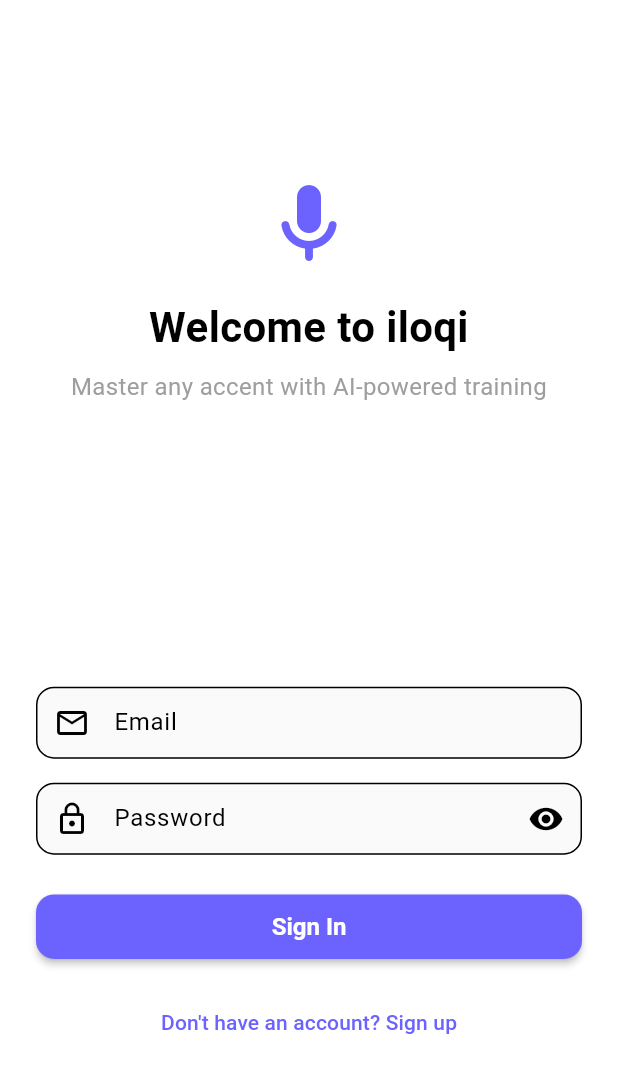
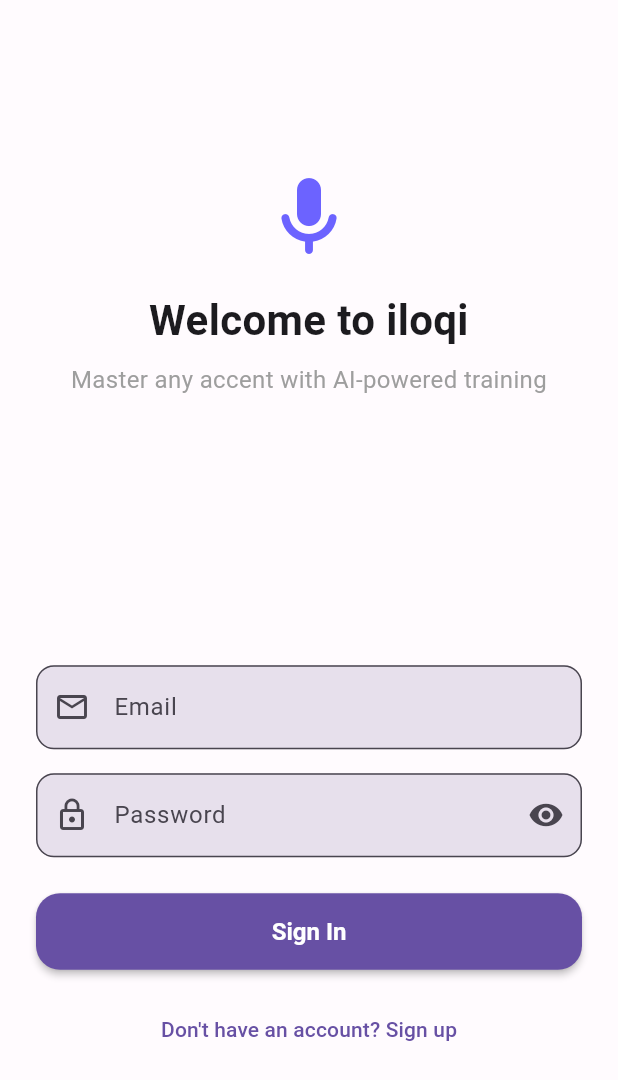
Before and after one commit to lexisvar/iloqi_mobile, a Flutter app: the screen it shows after launch, on a phone screen of 412 x 824 dp. Shown: the top 1080 px of the screen. Run offline on Flutter 3.47's test engine with Material 3 defaults, Android fonts, the phone set to English and light mode, and no system bars; our stand-ins replace audioplayers, dio, fl_chart, flutter_riverpod, flutter_secure_storage, go_router and 3 more; missing offline and left inert: flutter_sound; generated files the repository leaves out were written again.

Commit message:
🎨 Implement new design system with Material 3
- Update primary color to #6750A4 (purple)
- Update secondary color to #7BDAA0 (green)
- Update error color to #B3261E (red)
- Add surface variants for light/dark modes
- Implement 8/12/16 spacing scale
- Set corner radius to 16px
- Update both app_theme.dart and app_theme_simple.dart
- Configure complete color schemes with on-colors
- Update component themes with new design tokens

```diff
--- a/lib/core/theme/app_theme.dart
+++ b/lib/core/theme/app_theme.dart
@@ -1,17 +1,36 @@
 import 'package:flutter/material.dart';
 
 class AppTheme {
-  static const Color primaryColor = Color(0xFF6C63FF);
-  static const Color secondaryColor = Color(0xFF03DAC6);
-  static const Color accentColor = Color(0xFFFF6B6B);
-  static const Color backgroundColor = Color(0xFFF8F9FA);
-  static const Color surfaceColor = Color(0xFFFFFFFF);
-  static const Color errorColor = Color(0xFFB00020);
+  // Primary Brand Colors
+  static const Color primaryColor = Color(0xFF6750A4);    // Purple
+  static const Color secondaryColor = Color(0xFF7BDAA0);  // Green
+  static const Color tertiaryColor = Color(0xFF7BDAA0);   // Green (same as secondary)
+  static const Color errorColor = Color(0xFFB3261E);      // Red
 
-  // Dark theme colors
-  static const Color darkBackgroundColor = Color(0xFF121212);
-  static const Color darkSurfaceColor = Color(0xFF1E1E1E);
-  static const Color darkPrimaryColor = Color(0xFF8A82FF);
+  // Light Theme Surface Colors
+  static const Color backgroundColor = Color(0xFFFFFBFE);
+  static const Color surfaceColor = Color(0xFFFFFBFE);
+  static const Color surfaceVariant = Color(0xFFE7E0EC);
+  static const Color surfaceTint = Color(0xFF6750A4);
+
+  // Dark Theme Colors
+  static const Color darkBackgroundColor = Color(0xFF1C1B1F);
+  static const Color darkSurfaceColor = Color(0xFF1C1B1F);
+  static const Color darkSurfaceVariant = Color(0xFF49454F);
+  static const Color darkSurfaceTint = Color(0xFFD0BCFF);
+  static const Color darkPrimaryColor = Color(0xFFD0BCFF);
+
+  // Spacing Scale (8/12/16)
+  static const double spacingXS = 8.0;
+  static const double spacingSM = 12.0;
+  static const double spacingMD = 16.0;
+  static const double spacingLG = 24.0;
+  static const double spacingXL = 32.0;
+
+  // Corner Radius
+  static const double cornerRadius = 16.0;
+  static const double cornerRadiusSM = 12.0;
+  static const double cornerRadiusLG = 20.0;
 
   static final ThemeData lightTheme = ThemeData(
     useMaterial3: true,
@@ -19,10 +38,21 @@ class AppTheme {
     colorScheme: const ColorScheme.light(
       primary: primaryColor,
       secondary: secondaryColor,
-      tertiary: accentColor,
+      tertiary: tertiaryColor,
       background: backgroundColor,
       surface: surfaceColor,
+      surfaceVariant: surfaceVariant,
+      surfaceTint: surfaceTint,
       error: errorColor,
+      onPrimary: Colors.white,
+      onSecondary: Color(0xFF006E2A),
+      onTertiary: Color(0xFF006E2A),
+      onBackground: Color(0xFF1C1B1F),
+      onSurface: Color(0xFF1C1B1F),
+      onSurfaceVariant: Color(0xFF49454F),
+      onError: Colors.white,
+      outline: Color(0xFF79747E),
+      outlineVariant: Color(0xFFCAC4D0),
     ),
     appBarTheme: const AppBarTheme(
       backgroundColor: Colors.transparent,
@@ -40,10 +70,23 @@ class AppTheme {
         backgroundColor: primaryColor,
         foregroundColor: Colors.white,
         elevation: 2,
-        padding: const EdgeInsets.symmetric(horizontal: 24, vertical: 12),
+        padding: const EdgeInsets.symmetric(horizontal: spacingLG, vertical: spacingMD),
         shape: RoundedRectangleBorder(
-          borderRadius: BorderRadius.circular(12),
+          borderRadius: BorderRadius.circular(cornerRadius),
         ),
+        textStyle: const TextStyle(
+          fontSize: 16,
+          fontWeight: FontWeight.w600,
+        ),
+      ),
+    ),
+    outlinedButtonTheme: OutlinedButtonThemeData(
+      style: OutlinedButton.styleFrom(
+        padding: const EdgeInsets.symmetric(horizontal: spacingLG, vertical: spacingMD),
+        shape: RoundedRectangleBorder(
+          borderRadius: BorderRadius.circular(cornerRadius),
+        ),
+        side: const BorderSide(color: primaryColor),
         textStyle: const TextStyle(
           fontSize: 16,
           fontWeight: FontWeight.w600,
@@ -53,17 +96,18 @@ class AppTheme {
     cardTheme: CardThemeData(
       elevation: 2,
       shape: RoundedRectangleBorder(
-        borderRadius: BorderRadius.circular(16),
+        borderRadius: BorderRadius.circular(cornerRadius),
       ),
       color: surfaceColor,
+      margin: const EdgeInsets.all(spacingXS),
     ),
     inputDecorationTheme: InputDecorationTheme(
       border: OutlineInputBorder(
-        borderRadius: BorderRadius.circular(12),
+        borderRadius: BorderRadius.circular(cornerRadiusSM),
       ),
       filled: true,
-      fillColor: Colors.grey.shade50,
-      contentPadding: const EdgeInsets.symmetric(horizontal: 16, vertical: 12),
+      fillColor: surfaceVariant,
+      contentPadding: const EdgeInsets.symmetric(horizontal: spacingMD, vertical: spacingMD),
     ),
   );
 
@@ -73,10 +117,21 @@ class AppTheme {
     colorScheme: const ColorScheme.dark(
       primary: darkPrimaryColor,
       secondary: secondaryColor,
-      tertiary: accentColor,
+      tertiary: tertiaryColor,
       background: darkBackgroundColor,
       surface: darkSurfaceColor,
+      surfaceVariant: darkSurfaceVariant,
+      surfaceTint: darkSurfaceTint,
       error: errorColor,
+      onPrimary: Color(0xFF1C1B1F),
+      onSecondary: Color(0xFF006E2A),
+      onTertiary: Color(0xFF006E2A),
+      onBackground: Color(0xFFE6E1E5),
+      onSurface: Color(0xFFE6E1E5),
+      onSurfaceVariant: Color(0xFFCAC4D0),
+      onError: Colors.white,
+      outline: Color(0xFF938F99),
+      outlineVariant: Color(0xFF49454F),
     ),
     appBarTheme: const AppBarTheme(
       backgroundColor: Colors.transparent,
@@ -92,12 +147,25 @@ class AppTheme {
     elevatedButtonTheme: ElevatedButtonThemeData(
       style: ElevatedButton.styleFrom(
         backgroundColor: darkPrimaryColor,
-        foregroundColor: Colors.white,
+        foregroundColor: Color(0xFF1C1B1F),
         elevation: 2,
-        padding: const EdgeInsets.symmetric(horizontal: 24, vertical: 12),
+        padding: const EdgeInsets.symmetric(horizontal: spacingLG, vertical: spacingMD),
         shape: RoundedRectangleBorder(
-          borderRadius: BorderRadius.circular(12),
+          borderRadius: BorderRadius.circular(cornerRadius),
         ),
+        textStyle: const TextStyle(
+          fontSize: 16,
+          fontWeight: FontWeight.w600,
+        ),
+      ),
+    ),
+    outlinedButtonTheme: OutlinedButtonThemeData(
+      style: OutlinedButton.styleFrom(
+        padding: const EdgeInsets.symmetric(horizontal: spacingLG, vertical: spacingMD),
+        shape: RoundedRectangleBorder(
+          borderRadius: BorderRadius.circular(cornerRadius),
+        ),
+        side: const BorderSide(color: darkPrimaryColor),
         textStyle: const TextStyle(
           fontSize: 16,
           fontWeight: FontWeight.w600,
@@ -107,17 +175,18 @@ class AppTheme {
     cardTheme: CardThemeData(
       elevation: 2,
       shape: RoundedRectangleBorder(
-        borderRadius: BorderRadius.circular(16),
+        borderRadius: BorderRadius.circular(cornerRadius),
       ),
       color: darkSurfaceColor,
+      margin: const EdgeInsets.all(spacingXS),
     ),
     inputDecorationTheme: InputDecorationTheme(
       border: OutlineInputBorder(
-        borderRadius: BorderRadius.circular(12),
+        borderRadius: BorderRadius.circular(cornerRadiusSM),
       ),
       filled: true,
-      fillColor: Colors.grey.shade800,
-      contentPadding: const EdgeInsets.symmetric(horizontal: 16, vertical: 12),
+      fillColor: darkSurfaceVariant,
+      contentPadding: const EdgeInsets.symmetric(horizontal: spacingMD, vertical: spacingMD),
     ),
   );
 }
--- a/lib/core/theme/app_theme_simple.dart
+++ b/lib/core/theme/app_theme_simple.dart
@@ -1,17 +1,36 @@
 import 'package:flutter/material.dart';
 
 class AppTheme {
-  static const Color primaryColor = Color(0xFF6C63FF);
-  static const Color secondaryColor = Color(0xFF03DAC6);
-  static const Color accentColor = Color(0xFFFF6B6B);
-  static const Color backgroundColor = Color(0xFFF8F9FA);
-  static const Color surfaceColor = Color(0xFFFFFFFF);
-  static const Color errorColor = Color(0xFFB00020);
+  // Primary Brand Colors
+  static const Color primaryColor = Color(0xFF6750A4);    // Purple
+  static const Color secondaryColor = Color(0xFF7BDAA0);  // Green
+  static const Color tertiaryColor = Color(0xFF7BDAA0);   // Green (same as secondary)
+  static const Color errorColor = Color(0xFFB3261E);      // Red
 
-  // Dark theme colors
-  static const Color darkBackgroundColor = Color(0xFF121212);
-  static const Color darkSurfaceColor = Color(0xFF1E1E1E);
-  static const Color darkPrimaryColor = Color(0xFF8A82FF);
+  // Light Theme Surface Colors
+  static const Color backgroundColor = Color(0xFFFFFBFE);
+  static const Color surfaceColor = Color(0xFFFFFBFE);
+  static const Color surfaceVariant = Color(0xFFE7E0EC);
+  static const Color surfaceTint = Color(0xFF6750A4);
+
+  // Dark Theme Colors
+  static const Color darkBackgroundColor = Color(0xFF1C1B1F);
+  static const Color darkSurfaceColor = Color(0xFF1C1B1F);
+  static const Color darkSurfaceVariant = Color(0xFF49454F);
+  static const Color darkSurfaceTint = Color(0xFFD0BCFF);
+  static const Color darkPrimaryColor = Color(0xFFD0BCFF);
+
+  // Spacing Scale (8/12/16)
+  static const double spacingXS = 8.0;
+  static const double spacingSM = 12.0;
+  static const double spacingMD = 16.0;
+  static const double spacingLG = 24.0;
+  static const double spacingXL = 32.0;
+
+  // Corner Radius
+  static const double cornerRadius = 16.0;
+  static const double cornerRadiusSM = 12.0;
+  static const double cornerRadiusLG = 20.0;
 
   static final ThemeData lightTheme = ThemeData(
     useMaterial3: true,
@@ -19,10 +38,21 @@ class AppTheme {
     colorScheme: const ColorScheme.light(
       primary: primaryColor,
       secondary: secondaryColor,
-      tertiary: accentColor,
+      tertiary: tertiaryColor,
       background: backgroundColor,
       surface: surfaceColor,
+      surfaceVariant: surfaceVariant,
+      surfaceTint: surfaceTint,
       error: errorColor,
+      onPrimary: Colors.white,
+      onSecondary: Color(0xFF006E2A),
+      onTertiary: Color(0xFF006E2A),
+      onBackground: Color(0xFF1C1B1F),
+      onSurface: Color(0xFF1C1B1F),
+      onSurfaceVariant: Color(0xFF49454F),
+      onError: Colors.white,
+      outline: Color(0xFF79747E),
+      outlineVariant: Color(0xFFCAC4D0),
     ),
     appBarTheme: const AppBarTheme(
       backgroundColor: Colors.transparent,
@@ -40,10 +70,23 @@ class AppTheme {
         backgroundColor: primaryColor,
         foregroundColor: Colors.white,
         elevation: 2,
-        padding: const EdgeInsets.symmetric(horizontal: 24, vertical: 12),
+        padding: const EdgeInsets.symmetric(horizontal: spacingLG, vertical: spacingMD),
         shape: RoundedRectangleBorder(
-          borderRadius: BorderRadius.circular(12),
+          borderRadius: BorderRadius.circular(cornerRadius),
         ),
+        textStyle: const TextStyle(
+          fontSize: 16,
+          fontWeight: FontWeight.w600,
+        ),
+      ),
+    ),
+    outlinedButtonTheme: OutlinedButtonThemeData(
+      style: OutlinedButton.styleFrom(
+        padding: const EdgeInsets.symmetric(horizontal: spacingLG, vertical: spacingMD),
+        shape: RoundedRectangleBorder(
+          borderRadius: BorderRadius.circular(cornerRadius),
+        ),
+        side: const BorderSide(color: primaryColor),
         textStyle: const TextStyle(
           fontSize: 16,
           fontWeight: FontWeight.w600,
@@ -53,17 +96,18 @@ class AppTheme {
     cardTheme: CardThemeData(
       elevation: 2,
       shape: RoundedRectangleBorder(
-        borderRadius: BorderRadius.circular(16),
+        borderRadius: BorderRadius.circular(cornerRadius),
       ),
       color: surfaceColor,
+      margin: const EdgeInsets.all(spacingXS),
     ),
     inputDecorationTheme: InputDecorationTheme(
       border: OutlineInputBorder(
-        borderRadius: BorderRadius.circular(12),
+        borderRadius: BorderRadius.circular(cornerRadiusSM),
       ),
       filled: true,
-      fillColor: Colors.grey.shade50,
-      contentPadding: const EdgeInsets.symmetric(horizontal: 16, vertical: 12),
+      fillColor: surfaceVariant,
+      contentPadding: const EdgeInsets.symmetric(horizontal: spacingMD, vertical: spacingMD),
     ),
   );
 
@@ -73,10 +117,21 @@ class AppTheme {
     colorScheme: const ColorScheme.dark(
       primary: darkPrimaryColor,
       secondary: secondaryColor,
-      tertiary: accentColor,
+      tertiary: tertiaryColor,
       background: darkBackgroundColor,
       surface: darkSurfaceColor,
+      surfaceVariant: darkSurfaceVariant,
+      surfaceTint: darkSurfaceTint,
       error: errorColor,
+      onPrimary: Color(0xFF1C1B1F),
+      onSecondary: Color(0xFF006E2A),
+      onTertiary: Color(0xFF006E2A),
+      onBackground: Color(0xFFE6E1E5),
+      onSurface: Color(0xFFE6E1E5),
+      onSurfaceVariant: Color(0xFFCAC4D0),
+      onError: Colors.white,
+      outline: Color(0xFF938F99),
+      outlineVariant: Color(0xFF49454F),
     ),
     appBarTheme: const AppBarTheme(
       backgroundColor: Colors.transparent,
@@ -92,12 +147,25 @@ class AppTheme {
     elevatedButtonTheme: ElevatedButtonThemeData(
       style: ElevatedButton.styleFrom(
         backgroundColor: darkPrimaryColor,
-        foregroundColor: Colors.white,
+        foregroundColor: Color(0xFF1C1B1F),
         elevation: 2,
-        padding: const EdgeInsets.symmetric(horizontal: 24, vertical: 12),
+        padding: const EdgeInsets.symmetric(horizontal: spacingLG, vertical: spacingMD),
         shape: RoundedRectangleBorder(
-          borderRadius: BorderRadius.circular(12),
+          borderRadius: BorderRadius.circular(cornerRadius),
         ),
+        textStyle: const TextStyle(
+          fontSize: 16,
+          fontWeight: FontWeight.w600,
+        ),
+      ),
+    ),
+    outlinedButtonTheme: OutlinedButtonThemeData(
+      style: OutlinedButton.styleFrom(
+        padding: const EdgeInsets.symmetric(horizontal: spacingLG, vertical: spacingMD),
+        shape: RoundedRectangleBorder(
+          borderRadius: BorderRadius.circular(cornerRadius),
+        ),
+        side: const BorderSide(color: darkPrimaryColor),
         textStyle: const TextStyle(
           fontSize: 16,
           fontWeight: FontWeight.w600,
@@ -107,17 +175,18 @@ class AppTheme {
     cardTheme: CardThemeData(
       elevation: 2,
       shape: RoundedRectangleBorder(
-        borderRadius: BorderRadius.circular(16),
+        borderRadius: BorderRadius.circular(cornerRadius),
       ),
       color: darkSurfaceColor,
+      margin: const EdgeInsets.all(spacingXS),
     ),
     inputDecorationTheme: InputDecorationTheme(
       border: OutlineInputBorder(
-        borderRadius: BorderRadius.circular(12),
+        borderRadius: BorderRadius.circular(cornerRadiusSM),
       ),
       filled: true,
-      fillColor: Colors.grey.shade800,
-      contentPadding: const EdgeInsets.symmetric(horizontal: 16, vertical: 12),
+      fillColor: darkSurfaceVariant,
+      contentPadding: const EdgeInsets.symmetric(horizontal: spacingMD, vertical: spacingMD),
     ),
   );
 }
```
